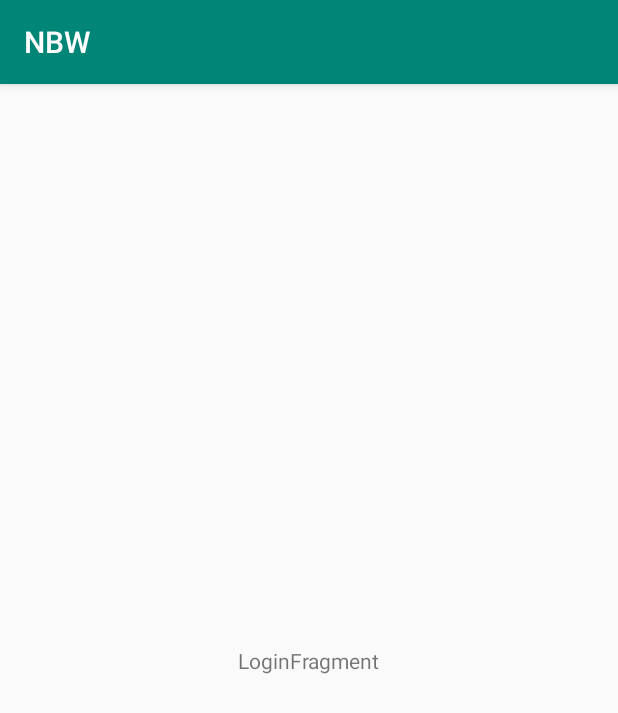
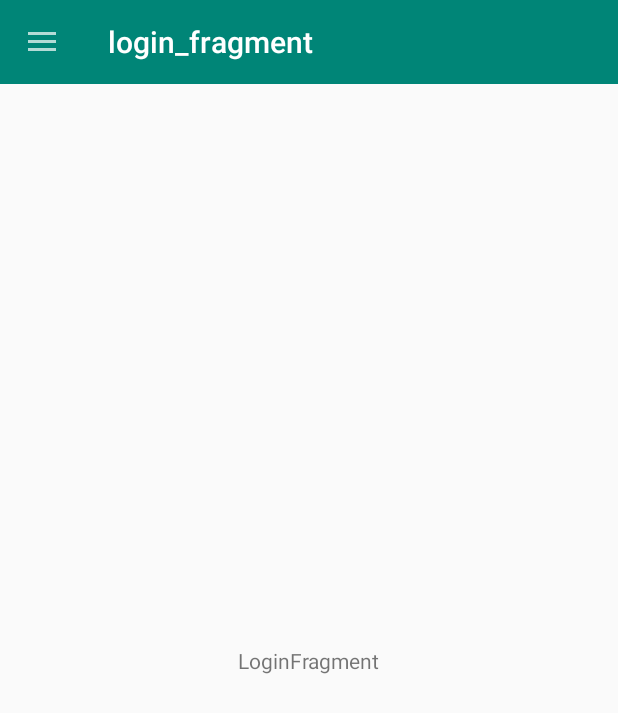
Before and after one commit to NBW-AndroidApp/NBW-jetpack, an Android app: the screen it shows after launch (MainActivity), on a phone screen of 412 x 824 dp. Shown: the top 713 px of the screen. Run offline under Robolectric (Android 15) with nearby library versions, the phone set to English and light mode, and no system bars; our stand-ins replace navigation-ui.

Commit message:
we got an action bar up in here

```diff
--- a/app/src/main/AndroidManifest.xml
+++ b/app/src/main/AndroidManifest.xml
@@ -10,7 +10,7 @@
         android:label="@string/app_name"
         android:roundIcon="@mipmap/ic_launcher_round"
         android:supportsRtl="true"
-        android:theme="@style/AppTheme">
+        android:theme="@style/Theme.AppCompat.Light.NoActionBar">
         <activity android:name=".MainActivity">
             <intent-filter>
                 <action android:name="android.intent.action.MAIN" />
--- a/app/src/main/java/org/nieghborhoodbikeworks/nbw/MainActivity.java
+++ b/app/src/main/java/org/nieghborhoodbikeworks/nbw/MainActivity.java
@@ -1,6 +1,9 @@
 package org.nieghborhoodbikeworks.nbw;
 
 import com.google.android.material.navigation.NavigationView;
+
+import androidx.appcompat.widget.Toolbar;
+import androidx.core.view.GravityCompat;
 import androidx.drawerlayout.widget.DrawerLayout;
 import androidx.appcompat.app.AppCompatActivity;
 import android.os.Bundle;
@@ -8,10 +11,18 @@ import android.view.MenuItem;
 
 import androidx.navigation.NavController;
 import androidx.navigation.Navigation;
+import androidx.navigation.ui.NavigationUI;
+
+import static androidx.navigation.Navigation.findNavController;
+import static androidx.navigation.ui.NavigationUI.setupActionBarWithNavController;
+
 
 public class MainActivity extends AppCompatActivity {
 
     private DrawerLayout mDrawerLayout;
+    private NavigationView mNavigationView;
+    public NavController mNavController;
+    public Toolbar toolbar;
 
     @Override
     protected void onCreate(Bundle savedInstanceState) {
@@ -20,16 +31,52 @@ public class MainActivity extends AppCompatActivity {
 
         mDrawerLayout = findViewById(R.id.drawer_layout);
 
-        NavigationView navigationView = findViewById(R.id.nav_view);
-        navigationView.setNavigationItemSelectedListener(
-                new NavigationView.OnNavigationItemSelectedListener() {
+        setSupportActionBar(toolbar);
+
+        setupNavigation();
+    }
+
+    @Override
+    public boolean onSupportNavigateUp() {
+        return NavigationUI.navigateUp(mDrawerLayout, Navigation.findNavController(this, R.id.nav_host_fragment));
+    }
+
+    @Override
+    public void onBackPressed() {
+        if (mDrawerLayout.isDrawerOpen(GravityCompat.START)) {
+            mDrawerLayout.closeDrawer(GravityCompat.START);
+        } else {
+            super.onBackPressed();
+        }
+    }
+
+
+        // Setting Up One Time Navigation
+    private void setupNavigation(){
+
+        toolbar = findViewById(R.id.toolbar);
+        setSupportActionBar(toolbar);
+        getSupportActionBar().setDisplayHomeAsUpEnabled(true);
+        getSupportActionBar().setDisplayShowHomeEnabled(true);
+
+        mDrawerLayout = findViewById(R.id.drawer_layout);
+
+        mNavigationView = findViewById(R.id.nav_view);
+
+        mNavController = (NavController)findNavController(this, R.id.nav_host_fragment);
+
+        setupActionBarWithNavController(this, mNavController, mDrawerLayout);
+
+        NavigationUI.setupWithNavController(mNavigationView, mNavController);
+
+        mNavigationView.setNavigationItemSelectedListener(new NavigationView.OnNavigationItemSelectedListener() {
             @Override
             public boolean onNavigationItemSelected(MenuItem menuItem) {
                 // set item as selected to persist highlight
                 menuItem.setChecked(true);
                 // close drawer when item is tapped
                 mDrawerLayout.closeDrawers();
-                        NavController navController = Navigation.findNavController(MainActivity.this, R.id.nav_host_fragment);
+                NavController navController = findNavController(MainActivity.this, R.id.nav_host_fragment);
                 switch (menuItem.getItemId()) {
                     case R.id.nav_login: {
                         navController.navigate(R.id.loginFragment);
--- a/app/src/main/res/layout/main_activity.xml
+++ b/app/src/main/res/layout/main_activity.xml
@@ -6,15 +6,19 @@
     android:layout_height="match_parent"
     android:fitsSystemWindows="true">
 
-    <!-- Layout to contain contents of main body of screen (drawer will slide over this) -->
-    <FrameLayout xmlns:android="http://schemas.android.com/apk/res/android"
-        xmlns:app="http://schemas.android.com/apk/res-auto"
-        xmlns:tools="http://schemas.android.com/tools"
-        android:id="@+id/container"
+    <LinearLayout
         android:layout_width="match_parent"
         android:layout_height="match_parent"
-        tools:context=".MainActivity" >
+        android:orientation="vertical">
 
+    <androidx.appcompat.widget.Toolbar
+        android:id="@+id/toolbar"
+        android:layout_width="match_parent"
+        android:layout_height="?attr/actionBarSize"
+        android:background="@color/colorPrimary"
+        android:theme="@style/ThemeOverlay.AppCompat.Dark" />
+
+    <!-- Layout to contain contents of main body of screen (drawer will slide over this) -->
     <fragment
         android:id="@+id/nav_host_fragment"
         android:name="androidx.navigation.fragment.NavHostFragment"
@@ -22,7 +26,8 @@
         android:layout_height="match_parent"
         app:defaultNavHost="true"
         app:navGraph="@navigation/nav_graph" />
-    </FrameLayout>
+
+    </LinearLayout>
 
     <!-- Container for contents of drawer - use NavigationView to make configuration easier -->
     <com.google.android.material.navigation.NavigationView
```
Lines whose indentation alone changed are shown as unchanged.
